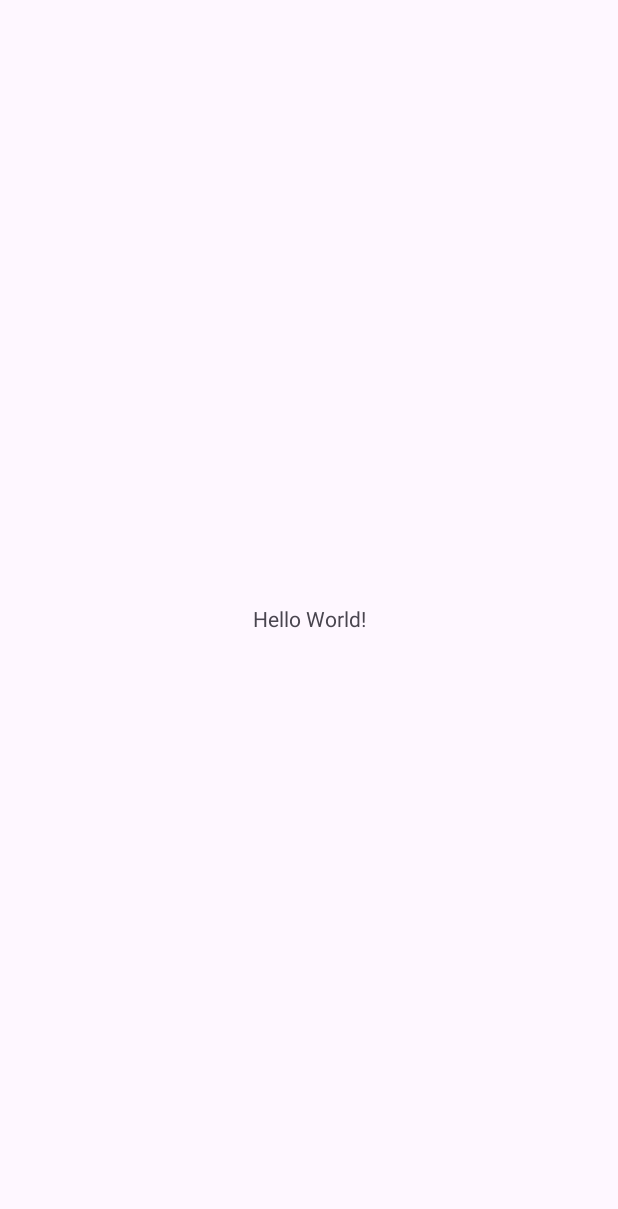
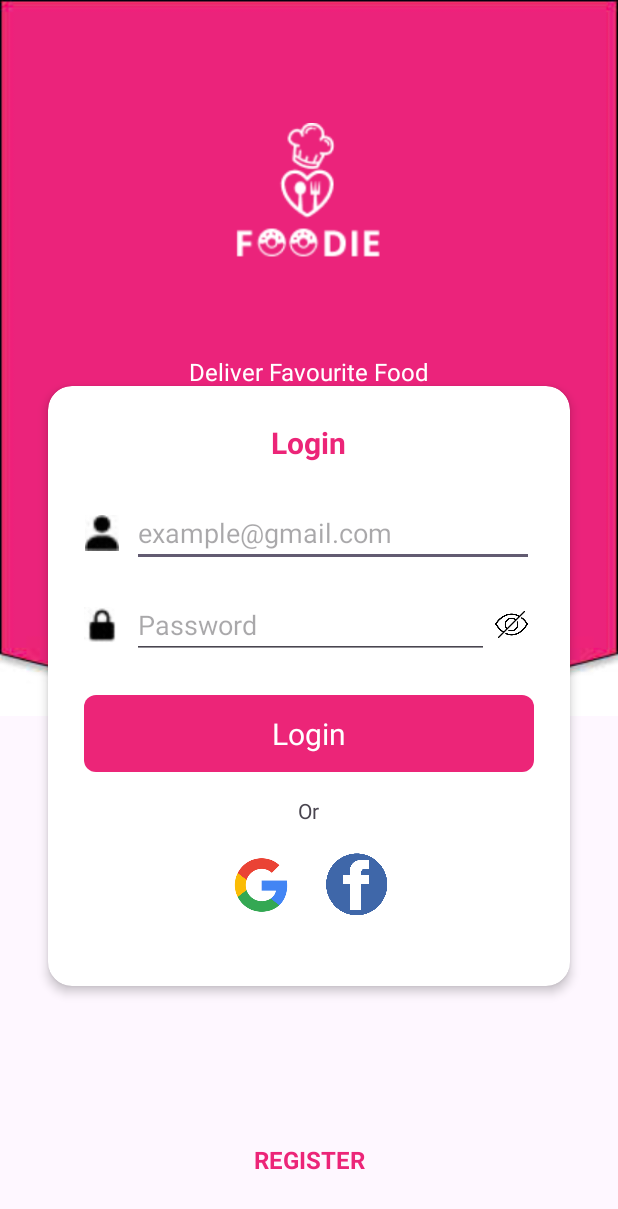
Before and after one commit to nguyenvanbao1310/Project-App-Food, an Android app: the screen it shows after launch (MainActivity), on a phone screen of 412 x 824 dp. Before the commit the part shown is almost empty. Shown: the top 1209 px of the screen. Run offline under Robolectric (Android 15) with nearby library versions, the phone set to English and light mode, and no system bars.

Commit message:
22110440- Hoàng Thanh Tri UI login

```diff
--- a/AndroiStudio/app/build.gradle.kts
+++ b/AndroiStudio/app/build.gradle.kts
@@ -38,6 +38,8 @@ dependencies {
     implementation ("com.squareup.retrofit2:converter-gson:2.9.0")
     implementation ("com.squareup.okhttp3:logging-interceptor:3.12.0")
     implementation ("com.github.bumptech.glide:glide:4.12.0")
+    implementation ("androidx.activity:activity:1.6.1")
+    implementation("androidx.cardview:cardview:1.0.0")
     implementation(libs.appcompat)
     implementation(libs.material)
     implementation(libs.activity)
--- a/AndroiStudio/app/src/main/AndroidManifest.xml
+++ b/AndroiStudio/app/src/main/AndroidManifest.xml
@@ -21,6 +21,9 @@
                 <category android:name="android.intent.category.LAUNCHER" />
             </intent-filter>
         </activity>
+        <activity
+            android:name=".Activity.LoginActivity"
+            android:exported="false"/>
     </application>
 
 </manifest>
--- /dev/null
+++ b/AndroiStudio/app/src/main/java/com/example/app_food/Activity/LoginActivity.java
@@ -0,0 +1,64 @@
+package com.example.app_food.Activity;
+
+import android.content.Intent;
+import android.os.Bundle;
+import android.text.InputType;
+import android.view.View;
+import android.widget.EditText;
+import android.widget.ImageView;
+import android.widget.TextView;
+import androidx.activity.EdgeToEdge;
+import androidx.appcompat.app.AppCompatActivity;
+import androidx.core.graphics.Insets;
+import androidx.core.view.ViewCompat;
+import androidx.core.view.WindowInsetsCompat;
+
+import com.example.app_food.R;
+
+public class LoginActivity extends AppCompatActivity {
+
+    private EditText passwordEditText;
+    private ImageView togglePassword;
+    private boolean isPasswordVisible = false;
+    private TextView register_text;
+
+    @Override
+    protected void onCreate(Bundle savedInstanceState) {
+        super.onCreate(savedInstanceState);
+        EdgeToEdge.enable(this);
+        setContentView(R.layout.activity_login);
+
+        ViewCompat.setOnApplyWindowInsetsListener(findViewById(R.id.login), (v, insets) -> {
+            Insets systemBars = insets.getInsets(WindowInsetsCompat.Type.systemBars());
+            v.setPadding(systemBars.left, systemBars.top, systemBars.right, systemBars.bottom);
+            return insets;
+        });
+
+        passwordEditText = findViewById(R.id.password_edittext);
+        togglePassword = findViewById(R.id.toggle_password);
+        register_text = findViewById(R.id.register_text);
+
+        togglePassword.setOnClickListener(new View.OnClickListener() {
+            @Override
+            public void onClick(View v) {
+                if (isPasswordVisible) {
+                    passwordEditText.setInputType(InputType.TYPE_CLASS_TEXT | InputType.TYPE_TEXT_VARIATION_PASSWORD);
+                    togglePassword.setImageResource(R.drawable.eye_off);
+                } else {
+                    passwordEditText.setInputType(InputType.TYPE_CLASS_TEXT | InputType.TYPE_TEXT_VARIATION_VISIBLE_PASSWORD);
+                    togglePassword.setImageResource(R.drawable.eye_on);
+                }
+                passwordEditText.setSelection(passwordEditText.getText().length());
+                isPasswordVisible = !isPasswordVisible;
+            }
+        });
+//  đường dẫn register
+//        register_text.setOnClickListener(new View.OnClickListener() {
+//            @Override
+//            public void onClick(View v) {
+//                Intent intent = new Intent(LoginActivity.this, RegisterActivity.class);
+//                startActivity(intent);
+//            }
+//        });
+    }
+}
--- a/AndroiStudio/app/src/main/java/com/example/app_food/Activity/MainActivity.java
+++ b/AndroiStudio/app/src/main/java/com/example/app_food/Activity/MainActivity.java
@@ -16,8 +16,8 @@ public class MainActivity extends AppCompatActivity {
     protected void onCreate(Bundle savedInstanceState) {
         super.onCreate(savedInstanceState);
         EdgeToEdge.enable(this);
-        setContentView(R.layout.activity_main);
-        ViewCompat.setOnApplyWindowInsetsListener(findViewById(R.id.main), (v, insets) -> {
+        setContentView(R.layout.activity_login);
+        ViewCompat.setOnApplyWindowInsetsListener(findViewById(R.id.login), (v, insets) -> {
             Insets systemBars = insets.getInsets(WindowInsetsCompat.Type.systemBars());
             v.setPadding(systemBars.left, systemBars.top, systemBars.right, systemBars.bottom);
             return insets;
--- /dev/null
+++ b/AndroiStudio/app/src/main/res/drawable/button_background.xml
@@ -0,0 +1,6 @@
+<?xml version="1.0" encoding="utf-8"?>
+<shape xmlns:android="http://schemas.android.com/apk/res/android"
+    android:shape="rectangle">
+    <solid android:color="#EC2578" />
+    <corners android:radius="8dp" />
+</shape>
--- /dev/null
+++ b/AndroiStudio/app/src/main/res/layout/activity_login.xml
@@ -0,0 +1,202 @@
+<?xml version="1.0" encoding="utf-8"?>
+<androidx.constraintlayout.widget.ConstraintLayout xmlns:android="http://schemas.android.com/apk/res/android"
+    xmlns:app="http://schemas.android.com/apk/res-auto"
+    xmlns:tools="http://schemas.android.com/tools"
+    android:layout_width="match_parent"
+    android:layout_height="match_parent"
+    android:id="@+id/login"
+    tools:context=".Activity.">
+
+
+    <View
+        android:id="@+id/rectangle_590"
+        android:layout_width="0dp"
+        android:layout_height="477.46dp"
+        android:background="@drawable/background"
+        app:layout_constraintEnd_toEndOf="parent"
+        app:layout_constraintStart_toStartOf="parent"
+        app:layout_constraintTop_toTopOf="parent"/>
+
+    <ImageView
+        android:id="@+id/food_icon"
+        android:layout_width="100dp"
+        android:layout_height="100dp"
+        android:src="@drawable/logo"
+        app:layout_constraintTop_toTopOf="@id/rectangle_590"
+        app:layout_constraintStart_toStartOf="@id/rectangle_590"
+        app:layout_constraintEnd_toEndOf="@id/rectangle_590"
+        android:layout_marginTop="80dp"/>
+
+    <TextView
+        android:id="@+id/foodie_text"
+        android:layout_width="wrap_content"
+        android:layout_height="wrap_content"
+        android:textColor="#FFFFFF"
+        android:textSize="24sp"
+        android:textStyle="bold"
+        app:layout_constraintTop_toBottomOf="@id/food_icon"
+        app:layout_constraintStart_toStartOf="@id/rectangle_590"
+        app:layout_constraintEnd_toEndOf="@id/rectangle_590"
+        android:layout_marginTop="16dp"/>
+
+    <TextView
+        android:id="@+id/slogan_text"
+        android:layout_width="wrap_content"
+        android:layout_height="wrap_content"
+        android:text="Deliver Favourite Food"
+        android:textColor="#FFFFFF"
+        android:textSize="16sp"
+        app:layout_constraintTop_toBottomOf="@id/foodie_text"
+        app:layout_constraintStart_toStartOf="@id/rectangle_590"
+        app:layout_constraintEnd_toEndOf="@id/rectangle_590"
+        android:layout_marginTop="8dp"/>
+
+    <androidx.cardview.widget.CardView
+        android:id="@+id/login_card"
+        android:layout_width="match_parent"
+        android:layout_height="wrap_content"
+        android:layout_marginStart="32dp"
+        android:layout_marginEnd="32dp"
+        app:cardCornerRadius="16dp"
+        app:cardElevation="4dp"
+        app:layout_constraintTop_toBottomOf="@id/rectangle_590"  android:layout_marginTop="-220dp"
+        app:layout_constraintStart_toStartOf="parent"
+        app:layout_constraintEnd_toEndOf="parent">
+
+
+        <LinearLayout
+            android:layout_width="match_parent"
+            android:layout_height="400dp"
+            android:orientation="vertical"
+            android:padding="24dp">
+
+            <TextView
+                android:layout_width="wrap_content"
+                android:layout_height="wrap_content"
+                android:layout_gravity="center_horizontal"
+                android:layout_marginBottom="24dp"
+                android:text="Login"
+                android:textColor="#EC2578"
+                android:textSize="20sp"
+                android:textStyle="bold" />
+
+            <LinearLayout
+                android:layout_width="match_parent"
+                android:layout_height="wrap_content"
+                android:gravity="center_vertical"
+                android:orientation="horizontal">
+
+                <ImageView
+                    android:layout_width="24dp"
+                    android:layout_height="24dp"
+                    android:layout_marginEnd="8dp"
+                    android:src="@drawable/user" />
+
+                <EditText
+                    android:id="@+id/email_edittext"
+                    android:layout_width="match_parent"
+                    android:layout_height="wrap_content"
+                    android:hint="example@gmail.com"
+                    android:inputType="textEmailAddress" />
+
+            </LinearLayout>
+
+            <LinearLayout
+                android:layout_width="match_parent"
+                android:layout_height="wrap_content"
+                android:layout_marginTop="16dp"
+                android:gravity="center_vertical"
+                android:orientation="horizontal">
+
+                <ImageView
+                    android:layout_width="24dp"
+                    android:layout_height="24dp"
+                    android:layout_marginEnd="8dp"
+                    android:src="@drawable/lock" />
+
+                <EditText
+                    android:id="@+id/password_edittext"
+                    android:layout_width="0dp"
+                    android:layout_height="wrap_content"
+                    android:hint="Password"
+                    android:inputType="textPassword"
+                    android:layout_weight="1"/>
+
+                <ImageView
+                    android:id="@+id/toggle_password"
+                    android:layout_width="30dp"
+                    android:layout_height="30dp"
+                    android:src="@drawable/eye_off"
+                    android:padding="4dp"
+                    android:clickable="true"
+                    android:focusable="true"/>
+
+            </LinearLayout>
+
+            <TextView
+                android:id="@+id/login_text"
+                android:layout_width="match_parent"
+                android:layout_height="wrap_content"
+                android:layout_marginTop="24dp"
+                android:background="@drawable/button_background"
+                android:padding="12dp"
+                android:clickable="true"
+                android:text="Login"
+                android:textColor="#FFFFFF"
+                android:textAllCaps="false"
+                android:gravity="center"
+                android:textSize="20sp" />
+
+            <TextView
+                android:id="@+id/or_text"
+                android:layout_width="wrap_content"
+                android:layout_height="wrap_content"
+                android:layout_gravity="center_horizontal"
+                android:layout_marginTop="16dp"
+                android:layout_marginBottom="16dp"
+                android:text="Or" />
+
+            <LinearLayout
+                android:layout_width="wrap_content"
+                android:layout_height="wrap_content"
+                android:layout_gravity="center_horizontal"
+                android:orientation="horizontal">
+
+                <ImageView
+                    android:id="@+id/google_icon"
+                    android:layout_width="48dp"
+                    android:layout_height="48dp"
+                    android:layout_marginEnd="16dp"
+                    android:src="@drawable/google" />
+
+                <ImageView
+                    android:id="@+id/facebook_icon"
+                    android:layout_width="48dp"
+                    android:layout_height="48dp"
+                    android:src="@drawable/fb" />
+
+            </LinearLayout>
+
+        </LinearLayout>
+
+    </androidx.cardview.widget.CardView>
+
+    <TextView
+        android:id="@+id/register_text"
+        android:layout_width="wrap_content"
+        android:layout_height="wrap_content"
+        android:text="REGISTER"
+        android:textColor="#EC2578"
+        android:textSize="16sp"
+        android:textStyle="bold"
+        app:layout_constraintBottom_toBottomOf="parent"
+        app:layout_constraintStart_toStartOf="parent"
+        app:layout_constraintEnd_toEndOf="parent"
+        android:layout_marginBottom="32dp"
+        android:clickable="true"
+        android:focusable="true"
+        android:padding="8dp"
+        android:background="?android:attr/selectableItemBackground"
+        />
+
+</androidx.constraintlayout.widget.ConstraintLayout>
```
Also changed, not shown: AndroiStudio/app/src/main/res/drawable/background.jpg (added), AndroiStudio/app/src/main/res/drawable/eye_off.png (added), AndroiStudio/app/src/main/res/drawable/eye_on.jpg (added), AndroiStudio/app/src/main/res/drawable/fb.png (added), AndroiStudio/app/src/main/res/drawable/google.png (added), AndroiStudio/app/src/main/res/drawable/lock.jpg (added), AndroiStudio/app/src/main/res/drawable/logo.png (added), AndroiStudio/app/src/main/res/drawable/user.jpg (added).
